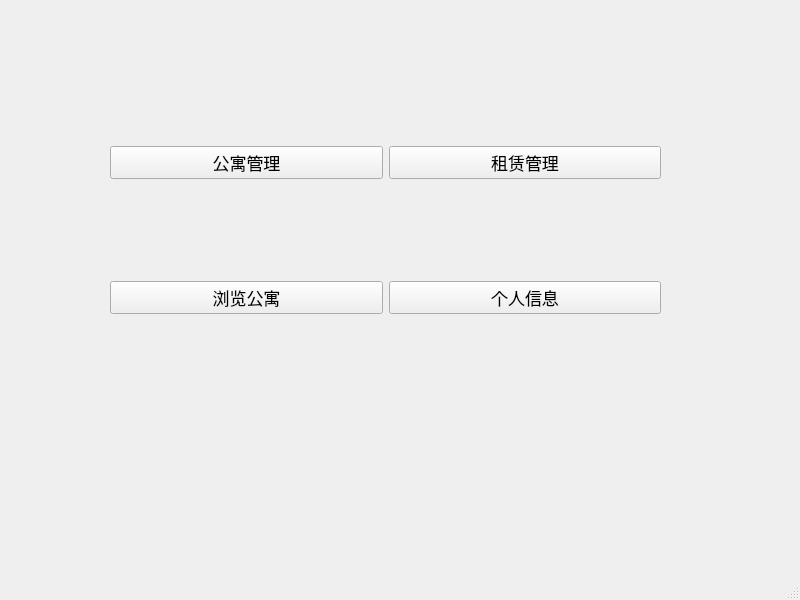
The window that mainwindow.ui (Canstie/ApartmentManage) describes before a commit, drawn with Qt 5.
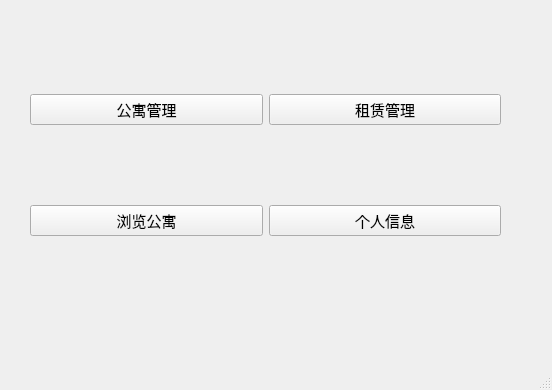
The same window after the commit.

What changed in the file:
```diff
--- a/mainwindow.ui
+++ b/mainwindow.ui
@@ -6,31 +6,41 @@
    <rect>
     <x>0</x>
     <y>0</y>
-    <width>800</width>
-    <height>600</height>
+    <width>552</width>
+    <height>390</height>
    </rect>
   </property>
   <property name="font">
    <font>
-    <pointsize>13</pointsize>
+    <pointsize>10</pointsize>
    </font>
   </property>
   <property name="windowTitle">
    <string>房主界面</string>
   </property>
   <widget class="QWidget" name="centralwidget">
-   <widget class="QWidget" name="">
+   <widget class="QWidget" name="layoutWidget">
     <property name="geometry">
      <rect>
-      <x>110</x>
-      <y>50</y>
-      <width>551</width>
-      <height>361</height>
+      <x>30</x>
+      <y>20</y>
+      <width>471</width>
+      <height>291</height>
      </rect>
     </property>
+    <property name="font">
+     <font>
+      <pointsize>11</pointsize>
+     </font>
+    </property>
     <layout class="QGridLayout" name="gridLayout">
      <item row="1" column="0">
       <widget class="QPushButton" name="pushButton_2">
+       <property name="font">
+        <font>
+         <pointsize>11</pointsize>
+        </font>
+       </property>
        <property name="text">
         <string>浏览公寓</string>
        </property>
@@ -38,6 +48,11 @@
      </item>
      <item row="0" column="1">
       <widget class="QPushButton" name="pushButton_4">
+       <property name="font">
+        <font>
+         <pointsize>11</pointsize>
+        </font>
+       </property>
        <property name="text">
         <string>租赁管理</string>
        </property>
@@ -45,6 +60,11 @@
      </item>
      <item row="1" column="1">
       <widget class="QPushButton" name="pushButton_5">
+       <property name="font">
+        <font>
+         <pointsize>11</pointsize>
+        </font>
+       </property>
        <property name="text">
         <string>个人信息</string>
        </property>
@@ -54,7 +74,7 @@
       <widget class="QPushButton" name="pushButton">
        <property name="font">
         <font>
-         <pointsize>13</pointsize>
+         <pointsize>11</pointsize>
         </font>
        </property>
        <property name="text">
```
Left out of the diff: 2 changed lines with no effect on the pictures.
